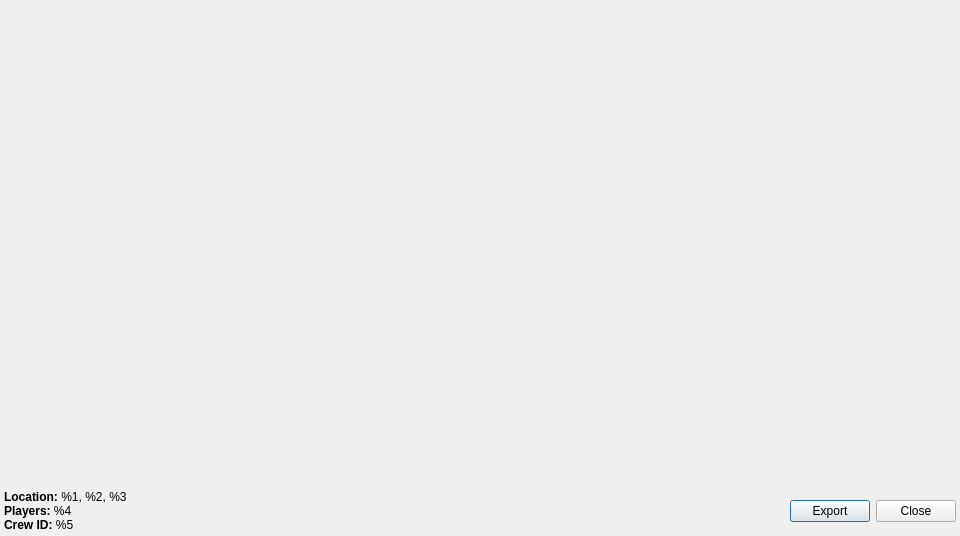
SyDevTeam/gta5view, file PictureDialog.ui: the form before one commit.
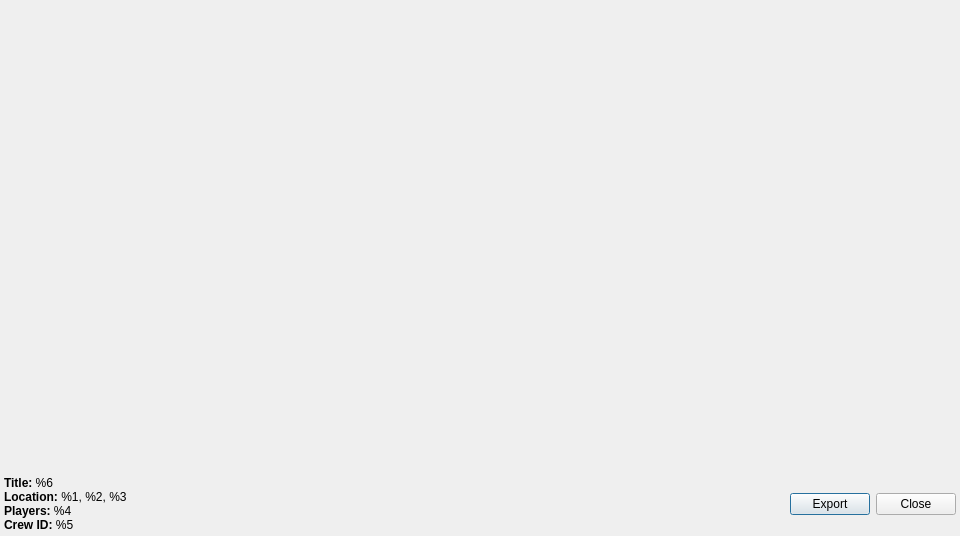
The form after the commit.

Commit message: add title to pictureDialog, add unix make install, tr update

Diff of the .ui file:
```diff
--- a/PictureDialog.ui
+++ b/PictureDialog.ui
@@ -62,27 +62,23 @@
      </property>
      <item>
       <widget class="QLabel" name="labJSON">
+       <property name="sizePolicy">
+        <sizepolicy hsizetype="Expanding" vsizetype="Preferred">
+         <horstretch>0</horstretch>
+         <verstretch>0</verstretch>
+        </sizepolicy>
+       </property>
        <property name="text">
-        <string>&lt;span style=&quot; font-weight:600;&quot;&gt;Location: &lt;/span&gt;%1, %2, %3 &lt;br&gt;&lt;span style=&quot; font-weight:600;&quot;&gt;Players: &lt;/span&gt;%4&lt;br&gt;&lt;span style=&quot; font-weight:600;&quot;&gt;Crew ID: &lt;/span&gt;%5</string>
+        <string>&lt;span style=&quot; font-weight:600;&quot;&gt;Title: &lt;/span&gt;%6&lt;br&gt;
+&lt;span style=&quot; font-weight:600;&quot;&gt;Location: &lt;/span&gt;%1, %2, %3 &lt;br&gt;
+&lt;span style=&quot; font-weight:600;&quot;&gt;Players: &lt;/span&gt;%4&lt;br&gt;
+&lt;span style=&quot; font-weight:600;&quot;&gt;Crew ID: &lt;/span&gt;%5</string>
        </property>
        <property name="openExternalLinks">
         <bool>true</bool>
        </property>
       </widget>
      </item>
-     <item>
-      <spacer name="hsJSON">
-       <property name="orientation">
-        <enum>Qt::Horizontal</enum>
-       </property>
-       <property name="sizeHint" stdset="0">
-        <size>
-         <width>0</width>
-         <height>0</height>
-        </size>
-       </property>
-      </spacer>
-     </item>
      <item>
       <widget class="QPushButton" name="cmdExport">
        <property name="text">
```
Left out of the diff: 6 changed lines with no effect on the pictures. The commit also changes 7 other files.
